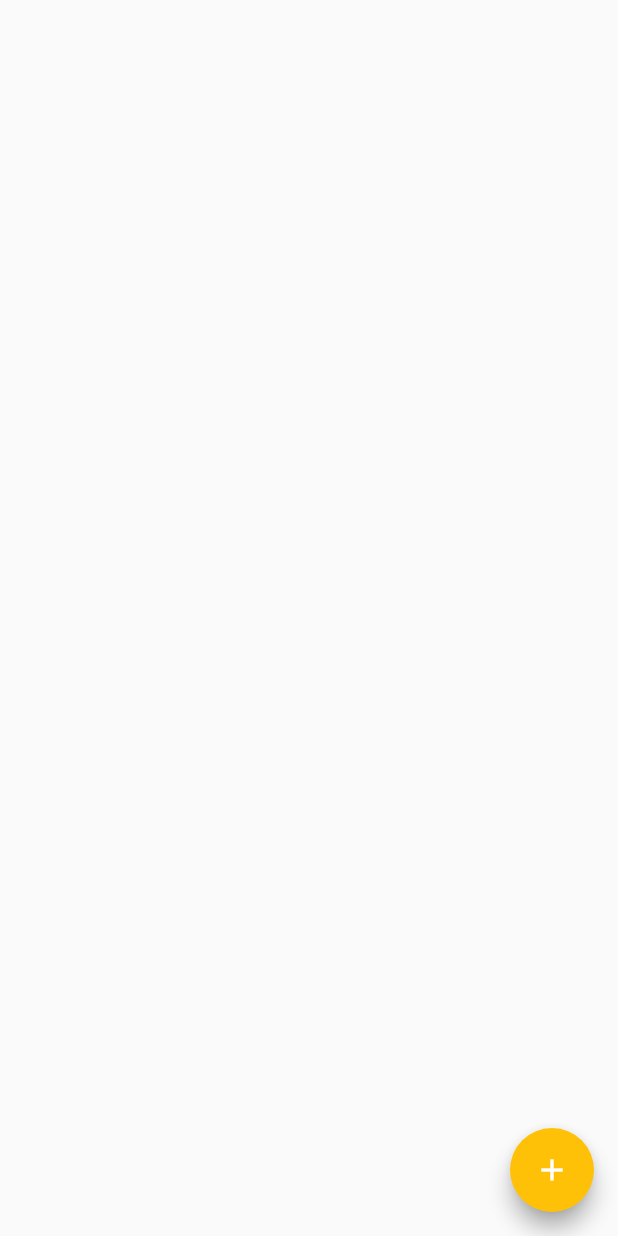
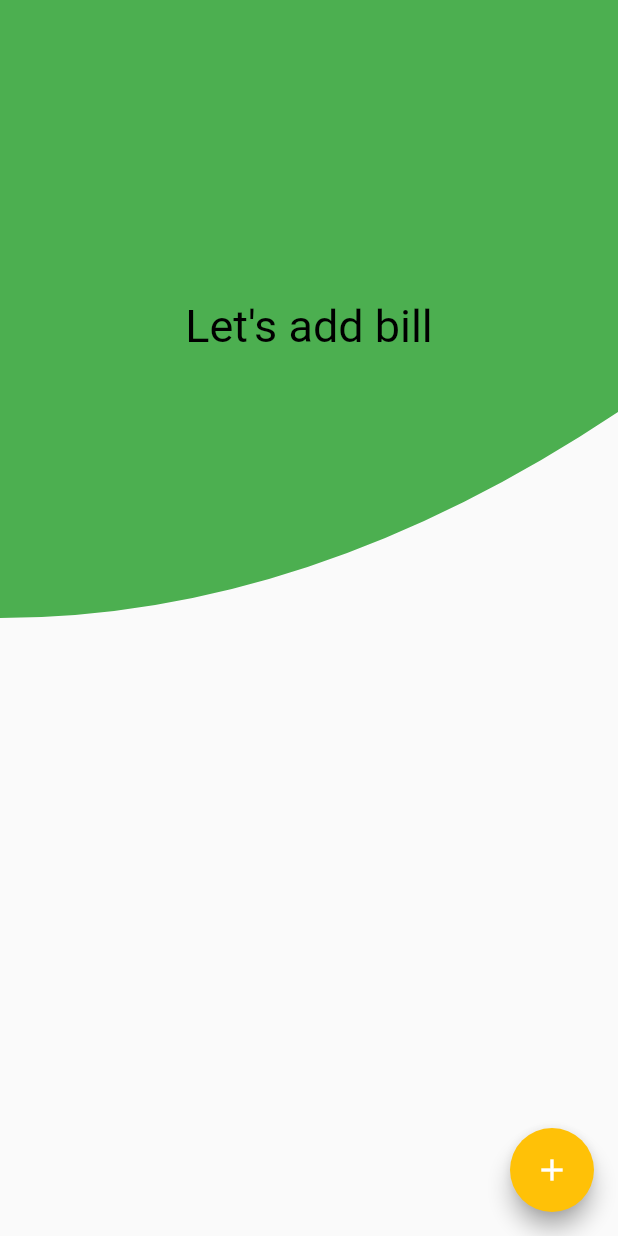
Before and after one commit to CodeRebirth/accountingapp, a Flutter app: the Billing screen opened by its route, on a phone screen of 412 x 824 dp. Run offline on Flutter 3.47's test engine with Material 2 defaults, Android fonts, the phone set to English and light mode, and no system bars; Roboto replaces fonts that are missing (Georgia).

Commit message:
added empty clipper and added translation

```diff
--- a/lib/screens/billing.dart
+++ b/lib/screens/billing.dart
@@ -1,5 +1,6 @@
 import 'package:flutter/material.dart';
 import '../models/product.dart';
+import '../widgets/empty.dart';
 
 class Billing extends StatefulWidget {
   @override
@@ -7,8 +8,6 @@ class Billing extends StatefulWidget {
 }
 
 class _BillingState extends State<Billing> with SingleTickerProviderStateMixin {
-// AnimationController animated;
-// Animation<Transform> animation;
 
 List<Product> products = [];
 TextEditingController _itemController = new TextEditingController();
@@ -25,6 +24,11 @@ TextEditingController _priceController = new TextEditingController();
   void clearafter() {
     _itemController.clear();
     _priceController.clear();
+  }
+  void delete(int index){
+    setState(() {
+        products.removeAt(index);
+    });
   }
 
   @override
@@ -75,7 +79,7 @@ TextEditingController _priceController = new TextEditingController();
           },
           child: Icon(Icons.add),
         ),
-        body: Container(
+        body: products.isEmpty?Empty():Container(
             padding: EdgeInsets.all(20),
             height: MediaQuery.of(context).size.height,
             width: MediaQuery.of(context).size.width,
@@ -103,7 +107,7 @@ TextEditingController _priceController = new TextEditingController();
                           style: TextStyle(color: Colors.black,fontWeight: FontWeight.bold,fontSize:30)
                           ),
                         ),
-                        trailing: IconButton(icon:Icon(Icons.delete),onPressed: (){},),
+                        trailing: IconButton(icon:Icon(Icons.delete),onPressed:()=>delete(index),),
                         ),
                 );
               },
--- a/lib/screens/homepage.dart
+++ b/lib/screens/homepage.dart
@@ -16,6 +16,8 @@ class _HomePageState extends State<HomePage> {
     return Scaffold(
       backgroundColor: Colors.white,
       appBar: AppBar(
+        centerTitle:true,
+        title:Text("Welcome",style: TextStyle(fontSize: 30,fontWeight: FontWeight.bold)),
         elevation: 0,
       ),
         body:Container(
--- /dev/null
+++ b/lib/widgets/empty.dart
@@ -0,0 +1,40 @@
+import 'emptyClipper.dart';
+import 'package:flutter/material.dart';
+
+class Empty extends StatefulWidget {
+  @override
+  _EmptyState createState() => _EmptyState();
+}
+
+class _EmptyState extends State<Empty> with SingleTickerProviderStateMixin {
+  AnimationController animationController;
+  Animation<double> animation;
+@override
+  void initState() {
+    animationController = new AnimationController(vsync: this, duration: Duration(milliseconds: 500));
+    animation = Tween<double>(begin:0.0, end:200).animate(animationController)..addListener(() {setState(() {
+
+    });});
+    animationController.forward();
+    super.initState();
+  }
+  @override
+  Widget build(BuildContext context) {
+    return Stack(
+        alignment: Alignment.topCenter,
+        children: [
+        ClipPath(
+        clipper: EmptyClipper(),
+        child: Container(
+        color: Colors.green
+        )),
+       Positioned(
+         top: animation.value,
+         child: Container(
+           child:Text("Let's add bill",style:TextStyle(color: Colors.black,fontSize: 30))
+         ),
+       ),
+        ]
+    );
+  }
+}
--- /dev/null
+++ b/lib/widgets/emptyClipper.dart
@@ -0,0 +1,23 @@
+import 'package:flutter/material.dart';
+
+class EmptyClipper extends CustomClipper<Path>{
+  @override
+  Path getClip(Size size) {
+     Path path = new Path();
+     path.lineTo(0.0, size.height/2);
+     var firstpoint = Offset(0,size.height/2);
+     var controlpoint = Offset(size.width/2,size.height/2);
+     var endpoint = Offset(size.width,size.height/3);
+     path.quadraticBezierTo(controlpoint.dx, controlpoint.dy, firstpoint.dx,firstpoint.dy);
+     path.quadraticBezierTo(controlpoint.dx, controlpoint.dy, endpoint.dx,endpoint.dy);
+     path.lineTo(size.width,size.height/2);
+     path.lineTo(size.width,0.0);
+     path.close();
+     return path;
+    }
+    @override
+    bool shouldReclip(covariant CustomClipper<Path> oldClipper) {
+    return false;
+  }
+
+}
```
